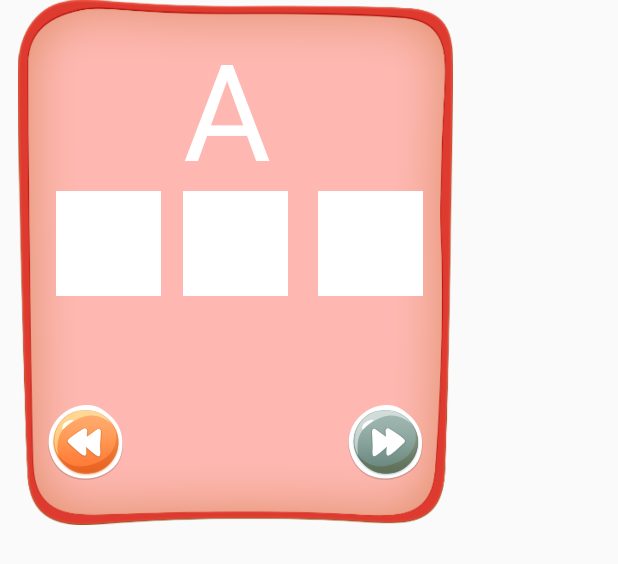
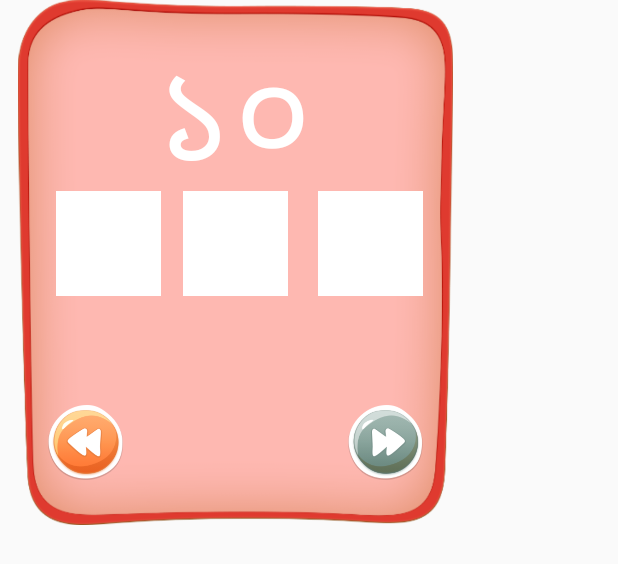
Before and after one commit to nayan5565/KidsEducationGame, an Android app: the layout dialog_show_with_word_text.xml on its own in the app's theme, with its tools: preview values and no code run, on a phone screen of 412 x 824 dp. Shown: the top 564 px of the screen. Run offline under Robolectric (Android 15) with nearby library versions, the phone set to English and light mode, and no system bars; Roboto replaces fonts that are not available here.

Commit message:
maximum bug solved

```diff
--- a/app/src/main/res/layout-large/dialog_show_with_word_text.xml
+++ b/app/src/main/res/layout-large/dialog_show_with_word_text.xml
@@ -13,7 +13,7 @@
         android:layout_height="wrap_content"
         android:layout_centerHorizontal="true"
         android:layout_marginTop="10dp"
-        android:text="A"
+        android:text="১০"
         android:textColor="#fff"
         android:textSize="150dp" />
 
--- a/app/src/main/res/layout/dialog_show_with_word_text.xml
+++ b/app/src/main/res/layout/dialog_show_with_word_text.xml
@@ -9,11 +9,11 @@
 
     <TextView
         android:id="@+id/txtOne"
-        android:layout_width="100dp"
+        android:layout_width="120dp"
         android:layout_height="100dp"
-        android:layout_marginLeft="110dp"
+        android:layout_marginLeft="90dp"
         android:layout_marginTop="12dp"
-        android:text="A"
+        android:text="১০"
         android:textColor="#fff"
         android:textSize="90dp" />
 
```
Also changed, not shown: app/src/main/java/com/example/nayan/gameverson2/activity/MainActivity.java (+13 -11 lines), app/src/main/java/com/example/nayan/gameverson2/adapter/SubLevelAdapter.java (+9 -3 lines), app/src/main/java/com/example/nayan/gameverson2/tools/GameLogic.java (+14 -14 lines).
